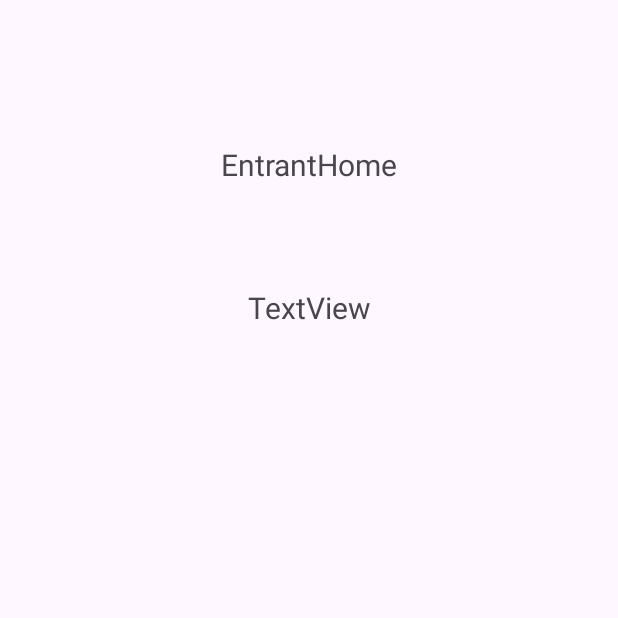
After one commit to CMPUT301F25fusion1/fusion1-events, an Android app: the EntrantHomeActivity screen opened directly, with no data from a screen before it, on a phone screen of 412 x 824 dp, the top half of it. The commit adds this screen. Run offline under Robolectric (Android 15) with nearby library versions, the phone set to English and light mode, and no system bars; our stand-ins replace Firebase (no records; nobody signed in at launch, a user with empty details on screens opened directly); 1 statement that could not run was skipped.

Commit message:
implemented US 01.02.01 & US 01.07.01

```diff
--- /dev/null
+++ b/code/fusion1events/app/src/main/java/com/example/fusion1_events/EntrantHomeActivity.java
@@ -0,0 +1,40 @@
+package com.example.fusion1_events;
+
+import android.os.Bundle;
+import android.widget.TextView;
+
+import androidx.activity.EdgeToEdge;
+import androidx.appcompat.app.AppCompatActivity;
+
+import com.google.firebase.firestore.CollectionReference;
+import com.google.firebase.installations.FirebaseInstallations;
+
+public class EntrantHomeActivity extends AppCompatActivity {
+
+    private CollectionReference profileRef;
+
+    @Override
+    protected void onCreate(Bundle savedInstanceState) {
+        super.onCreate(savedInstanceState);
+        EdgeToEdge.enable(this);
+        setContentView(R.layout.activity_entrant_home);
+
+        profileRef = DatabaseReferences.getProfileDatabase();
+
+        FirebaseInstallations.getInstance().getId().addOnSuccessListener(deviceId -> {
+
+            profileRef.document(deviceId).get().addOnSuccessListener(profile -> {
+
+                if (profile.exists()) {
+                    String name = profile.getString("name");
+
+                    TextView welcomeMessage = findViewById(R.id.welcomeText);
+
+                    welcomeMessage.setText("Welcome "+ name);
+
+                }
+            });
+
+        });
+    }
+}
--- /dev/null
+++ b/code/fusion1events/app/src/main/res/layout/activity_entrant_home.xml
@@ -0,0 +1,30 @@
+<?xml version="1.0" encoding="utf-8"?>
+<androidx.constraintlayout.widget.ConstraintLayout xmlns:android="http://schemas.android.com/apk/res/android"
+    xmlns:app="http://schemas.android.com/apk/res-auto"
+    xmlns:tools="http://schemas.android.com/tools"
+    android:layout_width="match_parent"
+    android:layout_height="match_parent">
+
+    <TextView
+        android:id="@+id/textView"
+        android:layout_width="wrap_content"
+        android:layout_height="wrap_content"
+        android:layout_marginTop="96dp"
+        android:text="EntrantHome"
+        android:textSize="20dp"
+        app:layout_constraintEnd_toEndOf="parent"
+        app:layout_constraintStart_toStartOf="parent"
+        app:layout_constraintTop_toTopOf="parent" />
+
+    <TextView
+        android:id="@+id/welcomeText"
+        android:layout_width="wrap_content"
+        android:layout_height="wrap_content"
+        android:layout_marginTop="68dp"
+        android:text="TextView"
+        android:textSize="20dp"
+        app:layout_constraintEnd_toEndOf="parent"
+        app:layout_constraintStart_toStartOf="parent"
+        app:layout_constraintTop_toBottomOf="@+id/textView" />
+
+</androidx.constraintlayout.widget.ConstraintLayout>
--- a/code/fusion1events/app/src/main/res/values/strings.xml
+++ b/code/fusion1events/app/src/main/res/values/strings.xml
@@ -2,8 +2,8 @@
     <string name="app_name">fusion1-events</string>
     <string-array name="selectRolesArray">
         <item>Select a role..</item>
-        <item>Entrant</item>
-        <item>Organizer</item>
-        <item>Admin</item>
+        <item>ENTRANT</item>
+        <item>ORGANIZER</item>
+        <item>ADMIN</item>
     </string-array>
 </resources>
```
Also changed, not shown: code/fusion1events/app/src/main/AndroidManifest.xml (+8 -1 lines), code/fusion1events/app/src/main/java/com/example/fusion1_events/AdminHomeActivity.java (added, +42 -0 lines), code/fusion1events/app/src/main/java/com/example/fusion1_events/DatabaseReferences.java (added, +31 -0 lines), code/fusion1events/app/src/main/java/com/example/fusion1_events/LoadAppActivity.java (added, +54 -0 lines), code/fusion1events/app/src/main/java/com/example/fusion1_events/OrganizerHomeActivity.java (added, +40 -0 lines), code/fusion1events/app/src/main/java/com/example/fusion1_events/SignUpActivity.java (+125 -0 lines), code/fusion1events/app/src/main/res/layout/activity_admin_home.xml (added, +28 -0 lines), code/fusion1events/app/src/main/res/layout/activity_load_screen.xml (added, +17 -0 lines), code/fusion1events/app/src/main/res/layout/activity_organizer_home.xml (added, +29 -0 lines), code/fusion1events/app/src/main/res/drawable/logo_loading.png (added).
